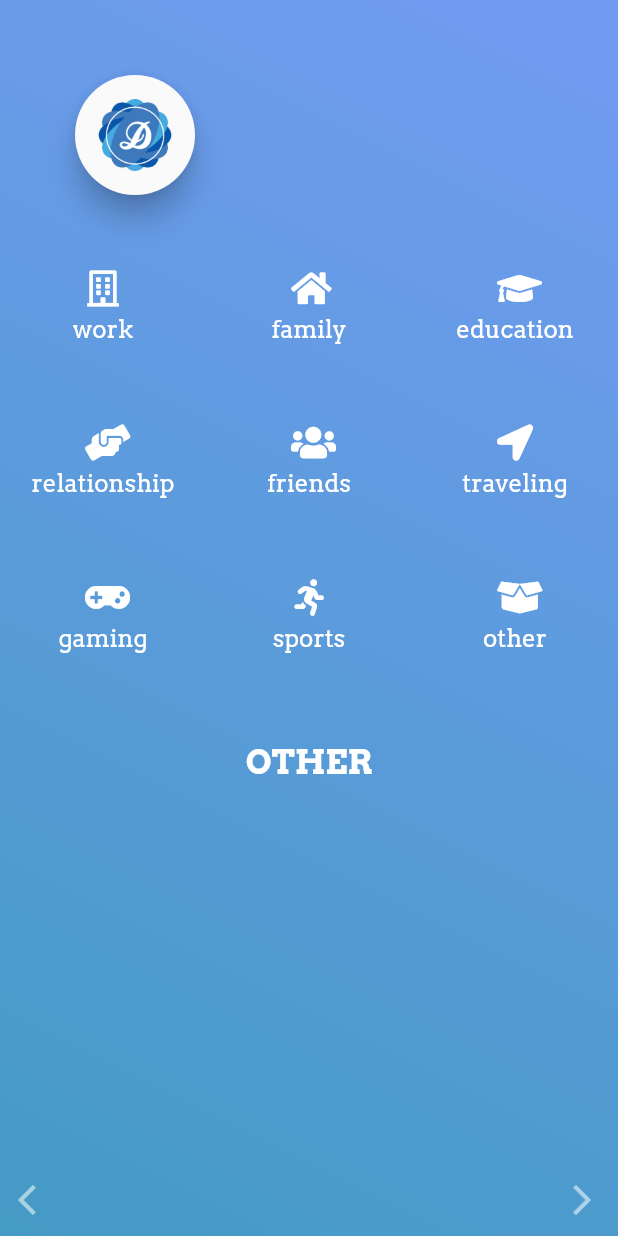
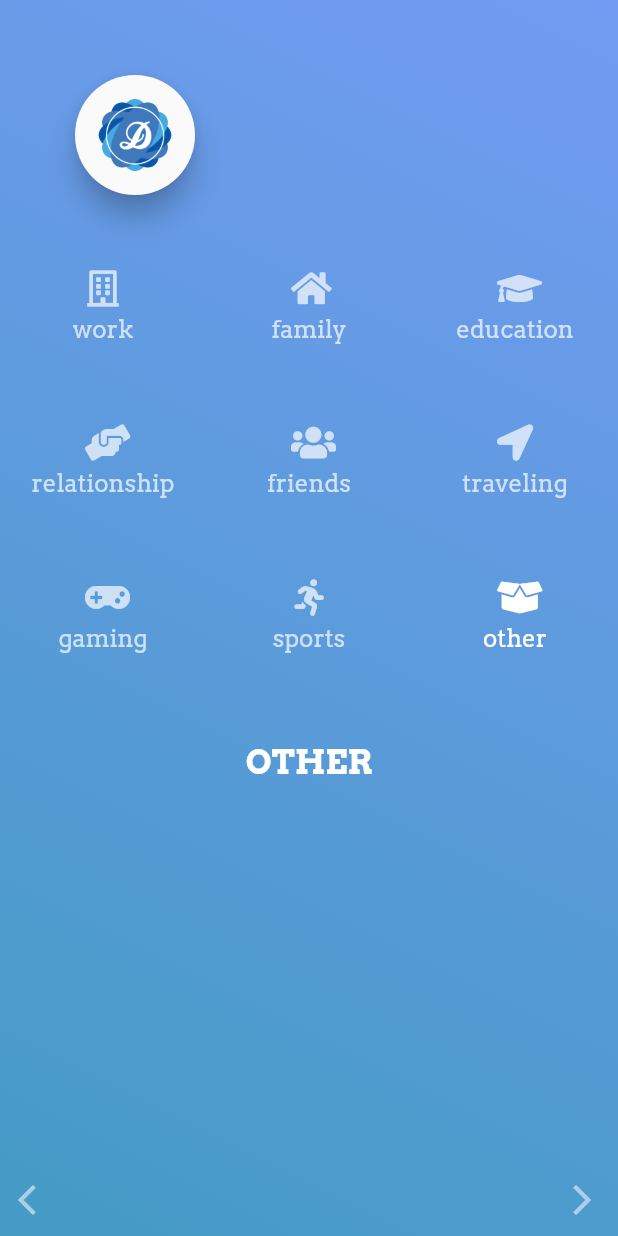
Before and after one commit to ShalikaAshan01/Daily-Diary, a Flutter app: the AddStories2 screen opened directly with empty values, swiped to page 2, on a phone screen of 412 x 824 dp. Run offline on Flutter 3.47's test engine with Material 2 defaults, Android fonts, the phone set to English and light mode, and no system bars; drawn by our look-alikes of avatar_glow; our stand-ins replace cloud_firestore, firebase_auth, flutter_calendar_carousel, flutter_datetime_picker, flutter_local_notifications, font_awesome_flutter and 3 more; missing offline and left inert: flutter_facebook_login; accounts and stored records are empty.

Commit message:
add design for add story

```diff
--- a/lib/pages/root.dart
+++ b/lib/pages/root.dart
@@ -30,6 +30,9 @@ class _RootState extends State<Root> {
       return Scaffold(
         backgroundColor: Color(0xFF233355),
         body: Container(
+          width: double.infinity,
+          height: double.infinity,
+          alignment: Alignment.center,
           child: AvatarGlow(
             endRadius: 90,
             duration: Duration(seconds: 2),
--- a/lib/pages/story/add_stories2.dart
+++ b/lib/pages/story/add_stories2.dart
@@ -42,6 +42,17 @@ class _AddStories2State extends State<AddStories2> {
   ];
   String _activity = "OTHER";
   bool isSaving = false;
+  List<bool> _active = [
+    false,
+    false,
+    false,
+    false,
+    false,
+    false,
+    false,
+    false,
+    true
+  ];
 
   Future<bool> _onWillPop() {
     return showDialog(
@@ -198,15 +209,16 @@ class _AddStories2State extends State<AddStories2> {
               childAspectRatio: 2 / 1.5,
               crossAxisCount: 3,
               children: <Widget>[
-                _secondPageItem(FontAwesomeIcons.building, "work"),
-                _secondPageItem(FontAwesomeIcons.home, "family"),
-                _secondPageItem(FontAwesomeIcons.graduationCap, "education"),
-                _secondPageItem(FontAwesomeIcons.handsHelping, "relationship"),
-                _secondPageItem(FontAwesomeIcons.users, "friends"),
-                _secondPageItem(FontAwesomeIcons.locationArrow, "traveling"),
-                _secondPageItem(FontAwesomeIcons.gamepad, "gaming"),
-                _secondPageItem(FontAwesomeIcons.running, "sports"),
-                _secondPageItem(FontAwesomeIcons.boxOpen, "other"),
+                _secondPageItem(FontAwesomeIcons.building, "work", 0),
+                _secondPageItem(FontAwesomeIcons.home, "family", 1),
+                _secondPageItem(FontAwesomeIcons.graduationCap, "education", 2),
+                _secondPageItem(
+                    FontAwesomeIcons.handsHelping, "relationship", 3),
+                _secondPageItem(FontAwesomeIcons.users, "friends", 4),
+                _secondPageItem(FontAwesomeIcons.locationArrow, "traveling", 5),
+                _secondPageItem(FontAwesomeIcons.gamepad, "gaming", 6),
+                _secondPageItem(FontAwesomeIcons.running, "sports", 7),
+                _secondPageItem(FontAwesomeIcons.boxOpen, "other", 8),
               ],
             ),
           ),
@@ -225,29 +237,38 @@ class _AddStories2State extends State<AddStories2> {
     );
   }
 
-  Widget _secondPageItem(IconData _iconData, String _text) {
-    Color _inactiveColor = Colors.white;
-    Color color = _inactiveColor;
+  Widget _secondPageItem(IconData _iconData, String _text, int count) {
+    Color _inactiveColor = Colors.white70;
+    Color _activeColor = Colors.white;
     return GestureDetector(
       onTap: () {
         setState(() {
           _activity = _text.toUpperCase();
+          for (int i = 0; i < _active.length; i++)
+            _active[i] = false;
+          setState(() {
+            _active[count] = true;
+          });
         });
       },
+      child: Container(
         child: Column(
           children: <Widget>[
             Icon(
               _iconData,
-            color: color,
+              color: _active[count] ? _activeColor : _inactiveColor,
             ),
             SizedBox(
               height: 5,
             ),
             Text(
               _text.toLowerCase(),
-            style: TextStyle(color: color, fontWeight: FontWeight.normal),
+              style: TextStyle(
+                  color: _active[count] ? _activeColor : _inactiveColor,
+                  fontWeight: FontWeight.normal),
             )
           ],
+        ),
       ),
     );
   }
```
Also changed, not shown: lib/main.dart (+21 -2 lines). Lines whose indentation alone changed are shown as unchanged.
